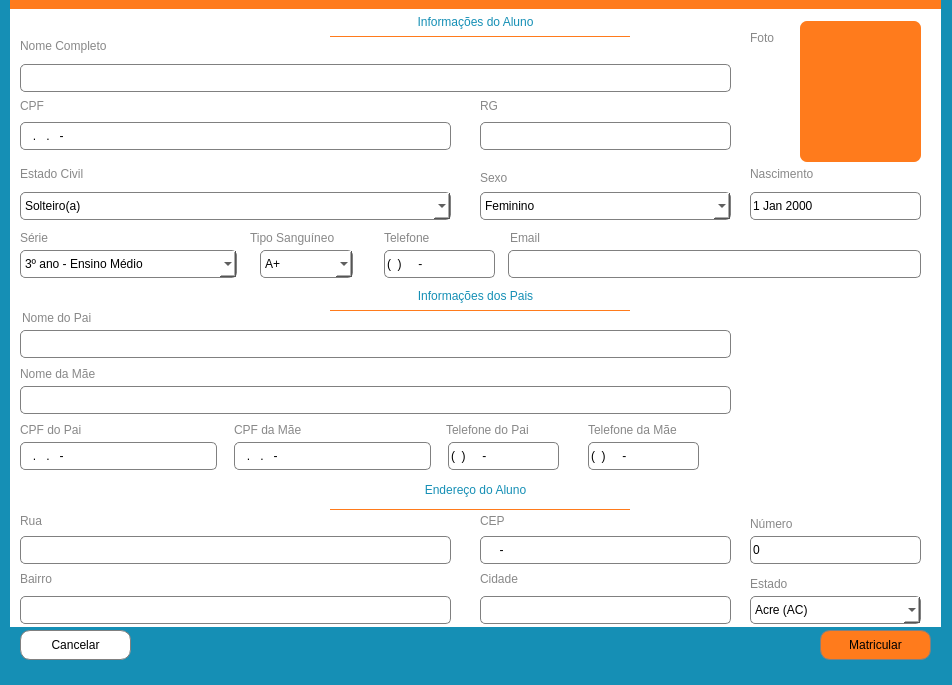
The window that pyschool/interface/matricula.ui (IanLuan/PySchool) describes before a commit, drawn with Qt 5.
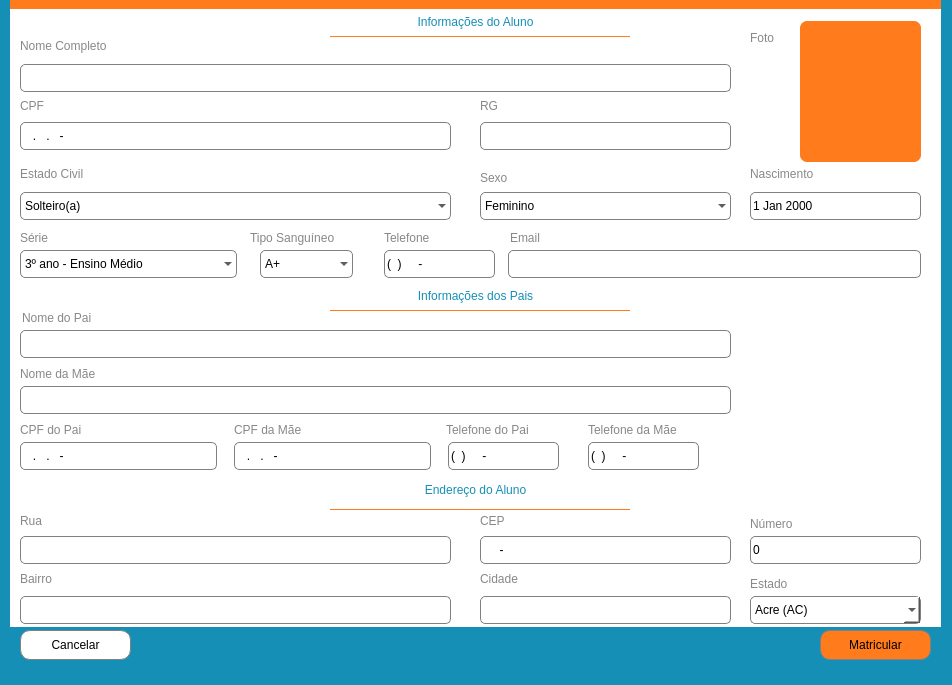
The same window after the commit.

Diff of the .ui file:
```diff
--- a/pyschool/interface/matricula.ui
+++ b/pyschool/interface/matricula.ui
@@ -277,10 +277,12 @@
        </rect>
       </property>
       <property name="styleSheet">
-       <string notr="true">border: 1px solid grey;
+       <string notr="true">QComboBox {
+border: 1px solid grey;
 border-radius: 5px;
 font: 9pt &quot;Leelawadee UI Semilight&quot;;
-background-color: rgb(255, 255, 255);</string>
+background-color: rgb(255, 255, 255, 0);
+}</string>
       </property>
       <property name="currentIndex">
        <number>0</number>
@@ -377,7 +379,7 @@
        <string notr="true">border: 1px solid grey;
 border-radius: 5px;
 font: 9pt &quot;Leelawadee UI Semilight&quot;;
-background-color: rgb(255, 255, 255);</string>
+background-color: rgb(255, 255, 255, 0);</string>
       </property>
       <item>
        <property name="text">
@@ -526,11 +528,14 @@
        <string notr="true">border: 1px solid grey;
 border-radius: 5px;
 font: 9pt &quot;Leelawadee UI Semilight&quot;;
-background-color: rgb(255, 255, 255);</string>
+background-color: rgb(255, 255, 255, 0);</string>
       </property>
       <property name="currentText">
        <string>3º ano - Ensino Médio</string>
       </property>
+      <property name="frame">
+       <bool>true</bool>
+      </property>
       <item>
        <property name="text">
         <string>3º ano - Ensino Médio</string>
@@ -622,7 +627,7 @@
        <string notr="true">border: 1px solid grey;
 border-radius: 5px;
 font: 9pt &quot;Leelawadee UI Semilight&quot;;
-background-color: rgb(255, 255, 255);</string>
+background-color: rgb(255, 255, 255, 0);</string>
       </property>
       <property name="currentText">
        <string>A+</string>
```
